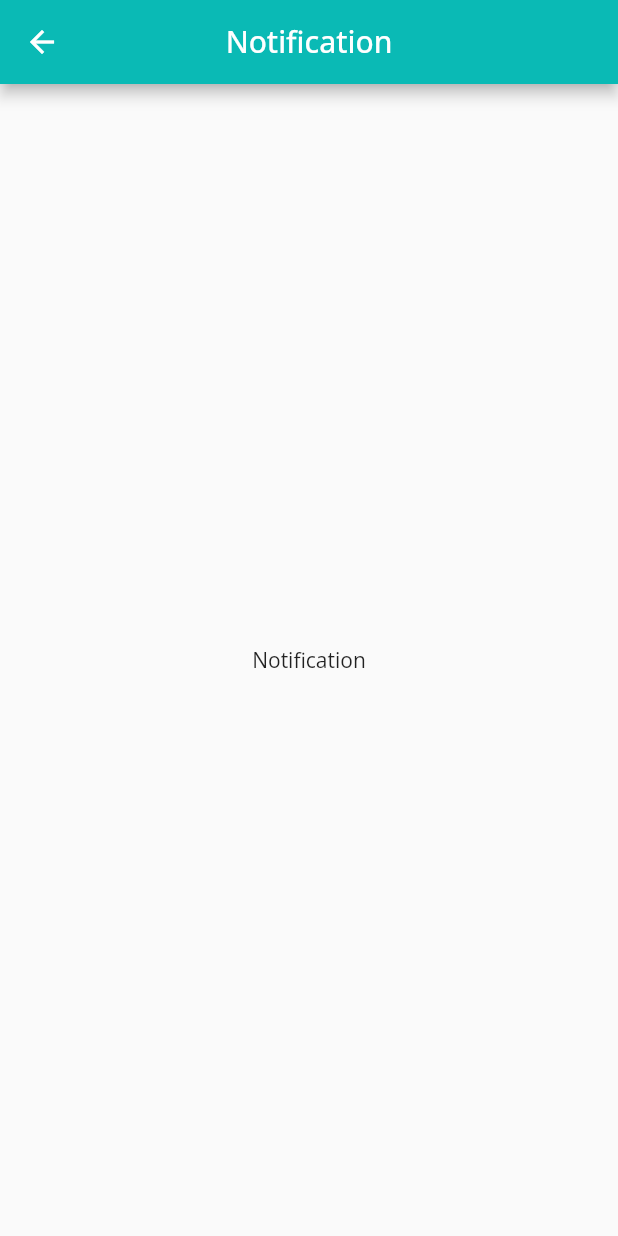
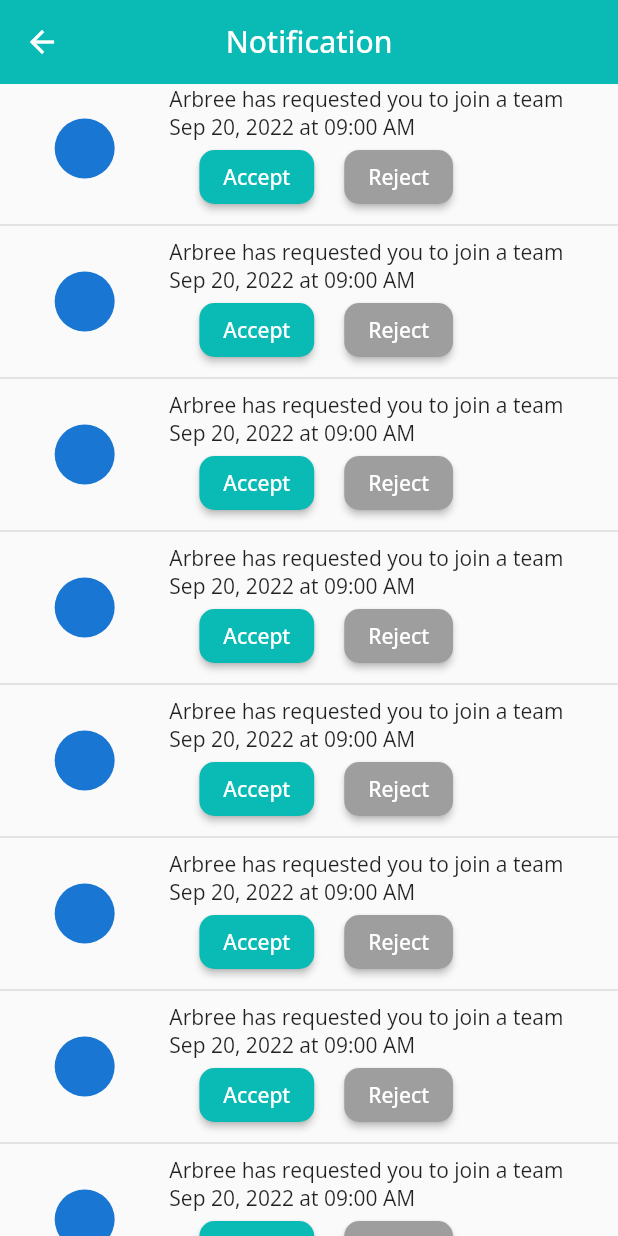
Before and after one commit to najmulmyself/arbree_attendance, a Flutter app: the ClockInPage screen opened by its route, in the side drawer, after a tap on "Notifications", on a phone screen of 412 x 824 dp. Run offline on Flutter 3.47's test engine with Material 2 defaults, Android fonts, the phone set to English and light mode, and no system bars; our stand-ins replace flutter_svg, font_awesome_flutter, google_fonts, shared_preferences; accounts and stored records are empty.

Commit message:
added notification page need to style

```diff
--- a/lib/component/button.dart
+++ b/lib/component/button.dart
@@ -14,6 +14,7 @@ class Button extends StatelessWidget {
   Widget build(BuildContext context) {
     return ElevatedButton(
       style: ElevatedButton.styleFrom(
+
         padding: EdgeInsets.symmetric(horizontal: 30, vertical: 15),
         primary: btnColor,
       ),
--- a/lib/screens/clock_in.dart
+++ b/lib/screens/clock_in.dart
@@ -27,6 +27,7 @@ class _ClockInPageState extends State<ClockInPage> {
         child: DrawerContent(),
       ),
       appBar: AppBar(
+        elevation: 0,
         // leading: Padding(
         //   padding: const EdgeInsets.symmetric(vertical: 18.0, horizontal: 8),
         //   child: FaIcon(
--- a/lib/screens/notification_page.dart
+++ b/lib/screens/notification_page.dart
@@ -1,3 +1,6 @@
+// ignore_for_file: prefer_const_constructors, prefer_const_literals_to_create_immutables
+
+import 'package:arbree_attendance/component/button.dart';
 import 'package:flutter/material.dart';
 
 class NotificationPage extends StatelessWidget {
@@ -8,11 +11,122 @@ class NotificationPage extends StatelessWidget {
     return Scaffold(
       appBar: AppBar(
         centerTitle: true,
+        elevation: 0,
         title: Text('Notification'),
       ),
-      body: Center(
-        child: Text('Notification'),
-      ),
+      body: ListView.builder(
+          itemBuilder: (context, index) {
+            // return Column(
+            //   children: [
+            //     ListTile(
+            //       leading: CircleAvatar(
+            //         radius: 20,
+            //         backgroundColor: Colors.white,
+            //         child: Text('A'),
+            //         //backgroundImage: AssetImage('assets/images/logo_aaa.png'),
+            //       ),
+            //       title: Text(
+            //         'Arbree has requested you to join a team',
+            //         style: TextStyle(fontSize: 18),
+            //       ),
+            //       subtitle: Text(
+            //         'Sep 20, 2022 at 09:00 AM',
+            //         style: TextStyle(
+            //           color: Color(0xff0ABAB5),
+            //         ),
+            //       ),
+            //     ),
+            //     Row(
+            //       children: [
+            //         Expanded(
+            //           child: Container(
+            //             margin: EdgeInsets.only(left: 20, right: 10),
+            //             child: ElevatedButton(
+            //               onPressed: () {},
+            //               child: Text('Accept'),
+            //               style: ElevatedButton.styleFrom(
+            //                 primary: Color(0xff0ABAB5),
+            //                 shape: RoundedRectangleBorder(
+            //                   borderRadius: BorderRadius.circular(10),
+            //                 ),
+            //               ),
+            //             ),
+            //           ),
+            //         ),
+            //         Expanded(
+            //           child: Container(
+            //             margin: EdgeInsets.only(left: 10, right: 20),
+            //             child: ElevatedButton(
+            //               onPressed: () {},
+            //               child: Text('Reject'),
+            //               style: ElevatedButton.styleFrom(
+            //                 primary: Colors.grey,
+            //                 shape: RoundedRectangleBorder(
+            //                   borderRadius: BorderRadius.circular(10),
+            //                 ),
+            //               ),
+            //             ),
+            //           ),
+            //         ),
+            //       ],
+            //     ),
+            //     Divider(
+            //       thickness: 1,
+            //     ),
+            //   ],
+            // );
+            return Column(
+              children: [
+                Row(
+                  mainAxisAlignment: MainAxisAlignment.spaceEvenly,
+                  children: [
+                    CircleAvatar(),
+                    Column(
+                      crossAxisAlignment: CrossAxisAlignment.start,
+                      children: [
+                        Text('Arbree has requested you to join a team'),
+                        Text('Sep 20, 2022 at 09:00 AM'),
+                        Row(
+                          children: [
+                            Container(
+                              margin: EdgeInsets.only(left: 20, right: 10),
+                              child: ElevatedButton(
+                                onPressed: () {},
+                                child: Text('Accept'),
+                                style: ElevatedButton.styleFrom(
+                                  primary: Color(0xff0ABAB5),
+                                  shape: RoundedRectangleBorder(
+                                    borderRadius: BorderRadius.circular(10),
+                                  ),
+                                ),
+                              ),
+                            ),
+                            Container(
+                              margin: EdgeInsets.only(left: 10, right: 20),
+                              child: ElevatedButton(
+                                onPressed: () {},
+                                child: Text('Reject'),
+                                style: ElevatedButton.styleFrom(
+                                  primary: Colors.grey,
+                                  shape: RoundedRectangleBorder(
+                                    borderRadius: BorderRadius.circular(10),
+                                  ),
+                                ),
+                              ),
+                            ),
+                          ],
+                        ),
+                      ],
+                    ),
+                  ],
+                ),
+                Divider(
+                  thickness: 1,
+                ),
+              ],
+            );
+          },
+          itemCount: 10),
     );
   }
 }
```
